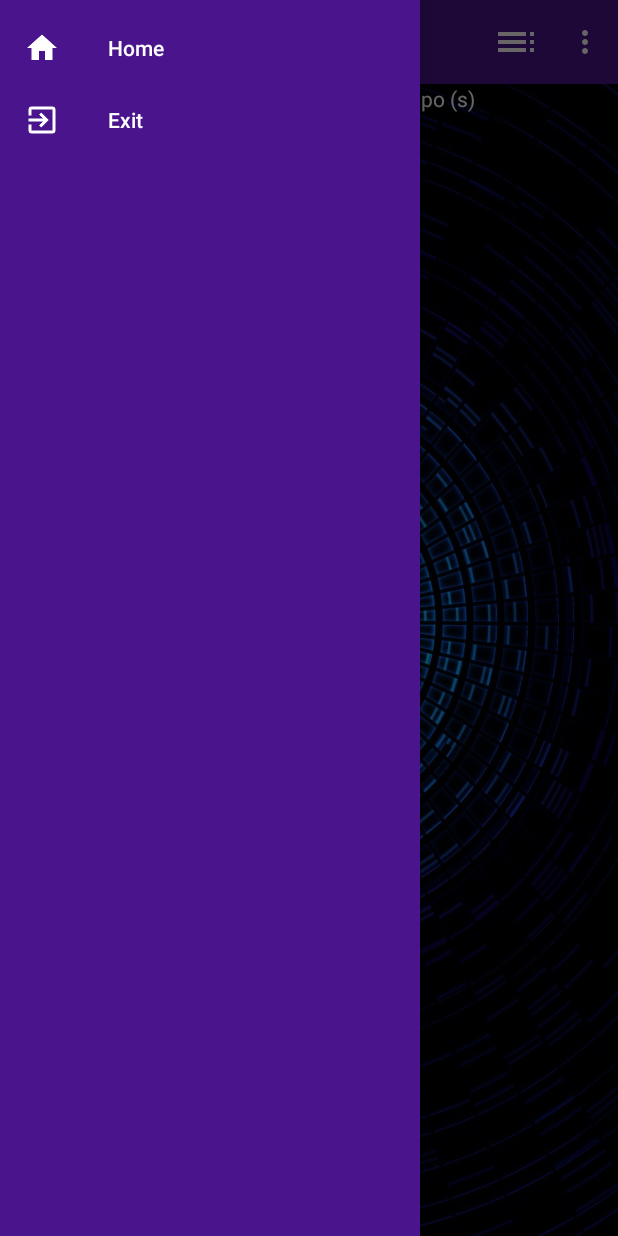
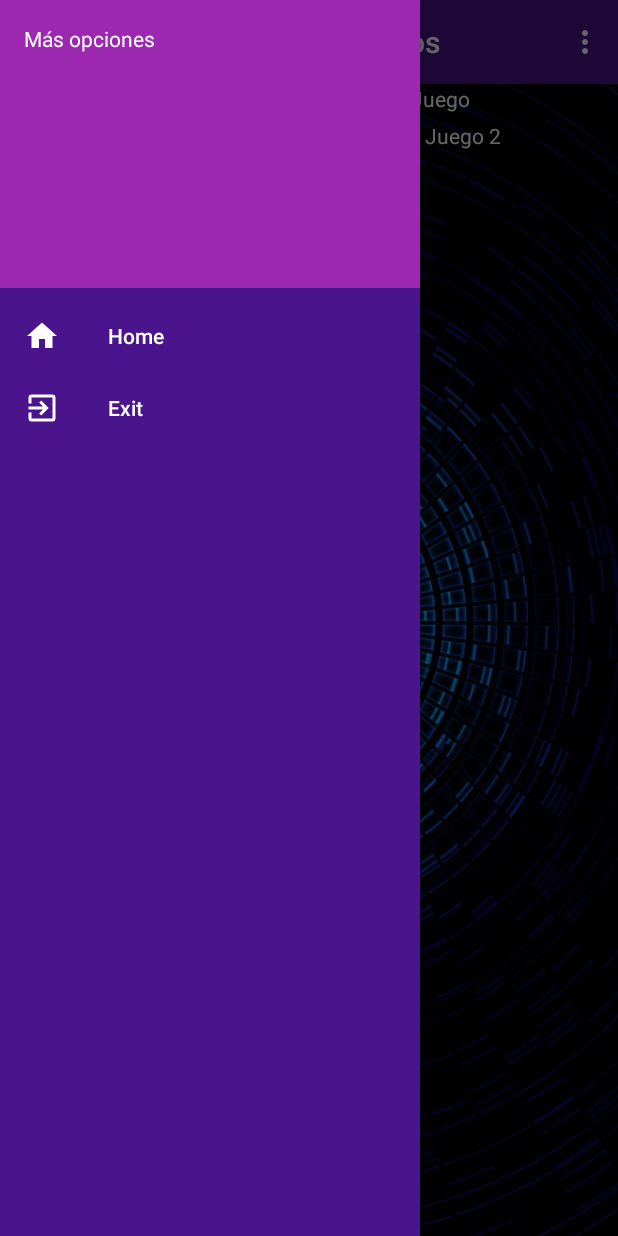
Before and after one commit to pmcubom65/AndroidGameBolitas, an Android app: the MostrarEstadisticas screen opened directly, with no data from a screen before it, with the side drawer open, on a phone screen of 412 x 824 dp. Run offline under Robolectric (Android 15) with nearby library versions, the phone set to English and light mode, and no system bars; 1 statement that could not run was skipped.

Commit message:
ya funcionan muchas cosas, el ordenador cada vez va a peor

```diff
--- a/app/src/main/java/com/example/juegopedromanuelcubomedina/DatoEstadistico.java
+++ b/app/src/main/java/com/example/juegopedromanuelcubomedina/DatoEstadistico.java
@@ -8,11 +8,21 @@ public class DatoEstadistico {
     private String puntuacion;
     private String tiempo;
     private LocalDate fecha;
+    private String numjuego;
 
-    public DatoEstadistico(LocalDate fecha, String puntuacion, String tiempo) {
+    public DatoEstadistico(LocalDate fecha, String puntuacion, String tiempo, String numjuego) {
         this.puntuacion = puntuacion;
         this.tiempo = tiempo;
         this.fecha = fecha;
+        this.numjuego=numjuego;
+    }
+
+    public String getNumjuego() {
+        return numjuego;
+    }
+
+    public void setNumjuego(String numjuego) {
+        this.numjuego = numjuego;
     }
 
     public void setPuntuacion(String puntuacion) {
--- a/app/src/main/java/com/example/juegopedromanuelcubomedina/MiAdapter.java
+++ b/app/src/main/java/com/example/juegopedromanuelcubomedina/MiAdapter.java
@@ -22,14 +22,14 @@ public class MiAdapter extends RecyclerView.Adapter<MiAdapter.ViewHolder> {
 
     public class ViewHolder extends RecyclerView.ViewHolder {
 
-        TextView tv1,tv2,tv3;
+        TextView tv1,tv2,tv3, tv4;
 
         public ViewHolder(@NonNull View itemView) {
             super(itemView);
             tv1=itemView.findViewById(R.id.tv1);
             tv2=itemView.findViewById(R.id.tv2);
             tv3=itemView.findViewById(R.id.tv3);
-
+            tv4=itemView.findViewById(R.id.tv4);
         }
     }
 
@@ -50,6 +50,7 @@ public class MiAdapter extends RecyclerView.Adapter<MiAdapter.ViewHolder> {
         holder.tv1.setText(datos.get(position).getFecha().toString());
         holder.tv2.setText(datos.get(position).getPuntuacion());
         holder.tv3.setText(datos.get(position).getTiempo());
+        holder.tv4.setText(datos.get(position).getNumjuego());
 
 
     }
--- a/app/src/main/java/com/example/juegopedromanuelcubomedina/MostrarEstadisticas.java
+++ b/app/src/main/java/com/example/juegopedromanuelcubomedina/MostrarEstadisticas.java
@@ -1,8 +1,10 @@
 package com.example.juegopedromanuelcubomedina;
 
 import androidx.annotation.NonNull;
+import androidx.appcompat.app.ActionBar;
 import androidx.appcompat.app.AppCompatActivity;
 import androidx.appcompat.widget.Toolbar;
+import androidx.core.view.GravityCompat;
 import androidx.drawerlayout.widget.DrawerLayout;
 import androidx.recyclerview.widget.LinearLayoutManager;
 import androidx.recyclerview.widget.RecyclerView;
@@ -39,6 +41,13 @@ public class MostrarEstadisticas extends AppCompatActivity {
 
         setSupportActionBar(toolbar);
 
+        final ActionBar miactionbar=getSupportActionBar();
+        miactionbar.setDisplayHomeAsUpEnabled(true);
+        miactionbar.setHomeAsUpIndicator(R.mipmap.menupop);
+
+
+
+
         recyclerView=findViewById(R.id.mireciclador);
 
         recyclerView.setHasFixedSize(true);
@@ -61,6 +70,7 @@ public class MostrarEstadisticas extends AppCompatActivity {
                 switch (menuItem.getItemId()) {
                     case R.id.mihome:
                         menuItem.setChecked(true);
+                        cambioHome();
                         return true;
                     case R.id.miexit:
                         menuItem.setChecked(true);
@@ -71,6 +81,10 @@ public class MostrarEstadisticas extends AppCompatActivity {
             }
         });
 
+
+    }
+    public void cambioHome() {
+        startActivity(new Intent(this, NuevaActividad.class));
 
     }
 
@@ -117,6 +131,9 @@ public class MostrarEstadisticas extends AppCompatActivity {
                     }
                 });break;
 
+            case android.R.id.home:
+                midrawer.openDrawer(GravityCompat.START);
+            return true;
         }
 
 
--- a/app/src/main/java/com/example/juegopedromanuelcubomedina/Personaje.java
+++ b/app/src/main/java/com/example/juegopedromanuelcubomedina/Personaje.java
@@ -235,9 +235,10 @@ public class Personaje extends View implements GestureDetector.OnDoubleTapListen
                 canvas.drawBitmap(vida[1],580,10,null);
                 canvas.drawBitmap(vida[1],680,10,null);
                 canvas.drawBitmap(vida[1],780,10,null);
+
                 int puntuacionfinal=resultado;
-                    tiempofinal=System.currentTimeMillis()-tiempo;
-                    String segundos=String.valueOf(tiempofinal/1000);
+                    //tiempofinal=System.currentTimeMillis()-tiempo;
+                    String segundos=String.valueOf((int) Math.round((System.currentTimeMillis()-tiempo)/1000));
                     LocalDate ld=LocalDate.now();
                     DateTimeFormatter dt=DateTimeFormatter.ofPattern("dd/MM/yyyy");
                     String fecha=ld.format(dt).toString();
--- a/app/src/main/java/com/example/juegopedromanuelcubomedina/Personaje2.java
+++ b/app/src/main/java/com/example/juegopedromanuelcubomedina/Personaje2.java
@@ -168,8 +168,8 @@ public class Personaje2 extends View {
                 canvas.drawBitmap(vida[1], 780, 10, null);
                 int puntuacionfinal=resultado;
 
-                tiempofinal=System.currentTimeMillis()-tiempo;
-                String segundos=String.valueOf(tiempofinal/1000);
+          //      tiempofinal=System.currentTimeMillis()-tiempo;
+                String segundos=String.valueOf((int) Math.round((System.currentTimeMillis()-tiempo)/1000));
                 LocalDate ld=LocalDate.now();
                 DateTimeFormatter dt=DateTimeFormatter.ofPattern("dd/MM/yyyy");
                 String fecha=ld.format(dt).toString();
--- a/app/src/main/java/com/example/juegopedromanuelcubomedina/Resultados.java
+++ b/app/src/main/java/com/example/juegopedromanuelcubomedina/Resultados.java
@@ -14,7 +14,7 @@ public class Resultados extends SQLiteOpenHelper {
 
     @Override
     public void onCreate(SQLiteDatabase db) {
-        db.execSQL("create table resultado (fecha text, puntuacion text, tiempo text, unique(fecha,puntuacion,tiempo))");
+        db.execSQL("create table resultado (fecha text, puntuacion text, tiempo text, juego text, unique(fecha,puntuacion,tiempo))");
 
     }
 
--- a/app/src/main/res/layout/activity_mostrar_estadisticas.xml
+++ b/app/src/main/res/layout/activity_mostrar_estadisticas.xml
@@ -35,7 +35,7 @@
         android:layout_height="wrap_content"
         android:text="Fecha"
         android:textColor="@color/miblanco"
-        android:paddingRight="10dp"
+        android:paddingRight="5dp"
         android:paddingLeft="10dp"
         android:layout_marginRight="10dp"
         android:layout_marginLeft="10dp"/>
@@ -44,13 +44,13 @@
         android:id="@+id/textView2"
         android:layout_width="wrap_content"
         android:layout_height="wrap_content"
-        android:text="Puntuacion"
+        android:text="Score"
         android:textColor="@color/miblanco"
         android:layout_toRightOf="@id/textView"
 
         android:layout_marginRight="10dp"
         android:layout_marginLeft="10dp"
-        android:paddingRight="30dp"
+        android:paddingRight="10dp"
         android:paddingLeft="30dp"/>
 
     <TextView
@@ -60,11 +60,25 @@
         android:layout_width="wrap_content"
         android:layout_height="wrap_content"
         android:textColor="@color/miblanco"
-        android:text="Tiempo (s)"
+        android:text="Tiempo(s)"
+        android:layout_marginRight="5dp"
+        android:layout_marginLeft="5dp"
+        android:paddingRight="5dp"
+        android:paddingLeft="5dp"/>
+
+
+    <TextView
+        android:id="@+id/textView4"
+
+        android:layout_toRightOf="@id/textView3"
+        android:layout_width="wrap_content"
+        android:layout_height="wrap_content"
+        android:textColor="@color/miblanco"
+        android:text="Juego"
         android:layout_marginRight="10dp"
-        android:layout_marginLeft="10dp"
-        android:paddingRight="10dp"
-        android:paddingLeft="10dp"/>
+        android:paddingLeft="20dp"
+        android:paddingRight="2dp"
+       />
 
 </RelativeLayout>
 
@@ -76,7 +90,7 @@
         android:paddingRight="10dp"
         android:paddingLeft="10dp"
         android:paddingTop="5dp"
-        android:textAlignment="center"
+        android:layout_gravity="center"
         />
 
     </LinearLayout>
@@ -91,6 +105,7 @@
     app:itemTextColor="@color/miblanco"
     app:itemIconTint="@color/miblanco"
     app:menu="@menu/drawer_menu"
+    app:headerLayout="@layout/header_layout"
 
     />
 
--- /dev/null
+++ b/app/src/main/res/layout/header_layout.xml
@@ -0,0 +1,20 @@
+<?xml version="1.0" encoding="utf-8"?>
+<LinearLayout xmlns:android="http://schemas.android.com/apk/res/android"
+    xmlns:app="http://schemas.android.com/apk/res-auto"
+    android:orientation="vertical"
+    android:layout_width="match_parent"
+    android:background="#9c27b0"
+    android:padding="16dp"
+    android:layout_height="192dp"
+    android:gravity="bottom"
+    >
+
+    <TextView
+        android:layout_width="match_parent"
+        android:layout_height="match_parent"
+        android:textColor="@color/miblanco"
+        android:layout_gravity="bottom"
+        android:text="Más opciones" />
+
+
+</LinearLayout>
--- a/app/src/main/res/layout/list_items.xml
+++ b/app/src/main/res/layout/list_items.xml
@@ -24,7 +24,7 @@
             android:id="@+id/tv2"
             android:layout_width="wrap_content"
             android:layout_height="wrap_content"
-            android:layout_weight="1"
+            android:layout_weight="2"
             android:textColor="@color/miblanco"/>
 
 
@@ -33,7 +33,20 @@
             android:layout_width="wrap_content"
             android:layout_height="wrap_content"
             android:layout_weight="1"
+            android:textAlignment="textStart"
             android:textColor="@color/miblanco"/>
+
+        <TextView
+            android:id="@+id/tv4"
+            android:layout_width="wrap_content"
+            android:layout_height="wrap_content"
+            android:layout_weight="1"
+            android:paddingLeft="4dp"
+            android:textAlignment="textStart"
+            android:textColor="@color/miblanco"/>
+
+
+
     </LinearLayout>
 
 
--- a/app/src/main/res/menu/menutoolbar.xml
+++ b/app/src/main/res/menu/menutoolbar.xml
@@ -2,14 +2,7 @@
 <menu xmlns:android="http://schemas.android.com/apk/res/android"
     xmlns:app="http://schemas.android.com/apk/res-auto">
 
-    <item android:id="@+id/indicador1"
-        android:title="share"
-        android:icon="@mipmap/menupop"
-        app:showAsAction="ifRoom"
 
-
-
-        />
 
     <item android:id="@+id/indicador2"
         android:title="ordenar por tiempo"
```
Also changed, not shown: app/src/main/java/com/example/juegopedromanuelcubomedina/Final.java (+7 -4 lines).
